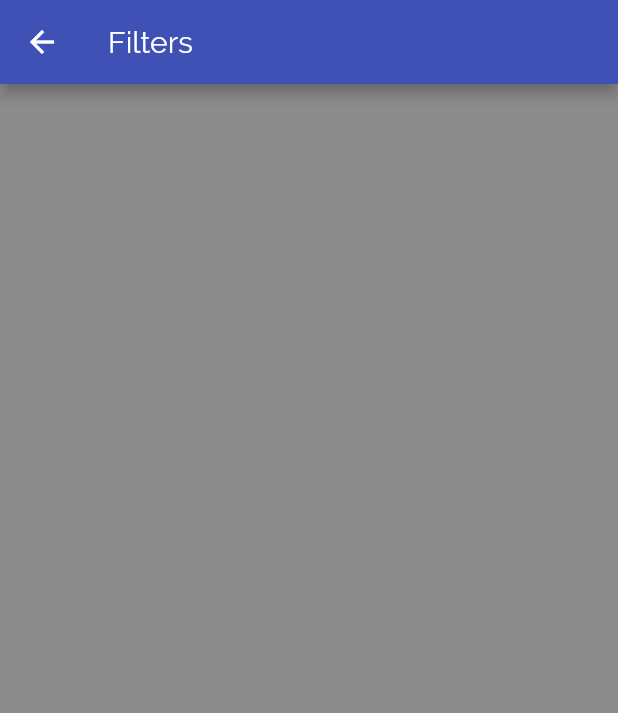
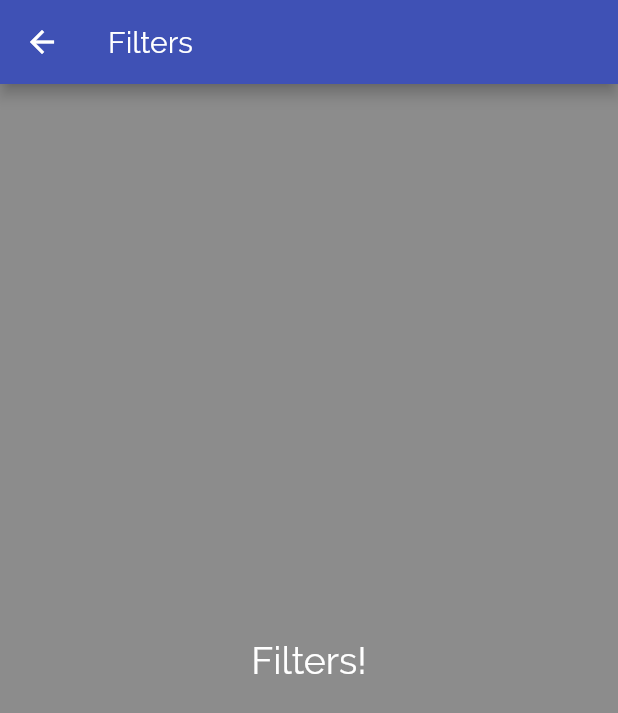
Before and after one commit to manlikeked1/Meal-App, a Flutter app: the FiltersScreen screen opened by its route, on a phone screen of 412 x 824 dp. Shown: the top 713 px of the screen. Run offline on Flutter 3.47's test engine with Material 2 defaults, Android fonts, the phone set to English and light mode, and no system bars.

Commit message:
new commit

```diff
--- a/lib/screens/favorites_page.dart
+++ b/lib/screens/favorites_page.dart
@@ -4,7 +4,10 @@ class FavoritesPage extends StatelessWidget {
   @override
   Widget build(BuildContext context) {
     return Center(
-      child: Text('The Favourites'),
+      child: Text(
+        'The Favourites',
+        style: TextStyle(color: Colors.white, fontSize: 25),
+      ),
     );
   }
 }
--- a/lib/screens/filters_screen.dart
+++ b/lib/screens/filters_screen.dart
@@ -8,7 +8,13 @@ class FiltersScreen extends StatelessWidget {
     return Scaffold(
       appBar: AppBar(
         title: Text('Filters'),
-    )
+      ),
+      body: Center(
+        child: Text(
+          'Filters!',
+          style: TextStyle(color: Colors.white, fontSize: 25),
+        ),
+      ),
       //   Container(
       //   child: Text('Filters!'),
       // ),
```
Lines whose indentation alone changed are shown as unchanged.
